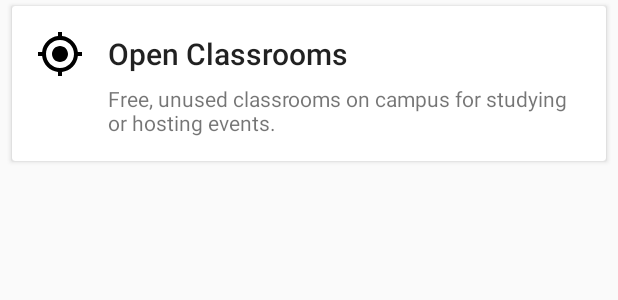
After one commit to wztlei/wathub, an Android app: the layout module_open_classrooms.xml on its own in the app's theme, with its tools: preview values and no code run, on a phone screen of 412 x 824 dp. The commit adds this screen. Shown: the top 300 px of the screen. Run offline under Robolectric (Android 15) with nearby library versions, the phone set to English and light mode, and no system bars.

Commit message:
Grab room schedule data from Github and use a school icon for the campus section in the menu

```diff
--- a/app/build.gradle
+++ b/app/build.gradle
@@ -94,6 +94,7 @@ dependencies {
     implementation "com.google.android.gms:play-services-location:16.0.0"
     implementation 'com.google.firebase:firebase-core:16.0.9'
     implementation 'com.crashlytics.sdk.android:crashlytics:2.10.1'
+    implementation 'com.squareup.okhttp3:okhttp:3.14.2'
 
     implementation "com.jakewharton:butterknife:$butterknife"
     annotationProcessor "com.jakewharton:butterknife-compiler:$butterknife"
--- a/app/src/main/java/io/github/wztlei/wathub/MainApplication.java
+++ b/app/src/main/java/io/github/wztlei/wathub/MainApplication.java
@@ -46,6 +46,6 @@ public class MainApplication extends MultiDexApplication {
         WatcardManager.init(this);
 
         // Room fetcher
-        new RoomScheduleFetcher(getApplicationContext()).retrieveSchedules();
+        new RoomScheduleFetcher(getApplicationContext()).retrieveRoomScheduleAsync();
     }
 }
--- a/app/src/main/java/io/github/wztlei/wathub/net/Calls.java
+++ b/app/src/main/java/io/github/wztlei/wathub/net/Calls.java
@@ -55,9 +55,7 @@ public class Calls {
         }
 
         @Override
-        public void cancel() {
-            // No-op
-        }
+        public void cancel() {}
 
         @Override
         public boolean isCanceled() {
--- /dev/null
+++ b/app/src/main/res/layout/module_open_classrooms.xml
@@ -0,0 +1,8 @@
+<?xml version="1.0" encoding="utf-8"?>
+<io.github.wztlei.wathub.ui.view.ModuleListItemView xmlns:android="http://schemas.android.com/apk/res/android"
+    xmlns:app="http://schemas.android.com/apk/res-auto"
+    android:layout_width="match_parent"
+    android:layout_height="wrap_content"
+    app:moduleDescription="@string/description_open_classrooms"
+    app:moduleIcon="@drawable/ic_my_location"
+    app:moduleTitle="@string/title_open_classrooms" />
--- a/app/src/main/res/menu/menu_modules.xml
+++ b/app/src/main/res/menu/menu_modules.xml
@@ -27,7 +27,7 @@
 
         <item
             android:id="@+id/menu_item_maps"
-            android:icon="@drawable/ic_maps"
+            android:icon="@drawable/ic_school"
             android:title="@string/api_campus" />
 
         <item
--- a/app/src/main/res/values/strings.xml
+++ b/app/src/main/res/values/strings.xml
@@ -38,6 +38,7 @@
     <string name="title_news">News</string>
     <string name="title_parking">Parking</string>
     <string name="title_poi">Points Of Interest</string>
+    <string name="title_open_classrooms">Open Classrooms</string>
 
     <string name="description_foodservices_announcements">Additional announcements regarding food being served at various places on campus.</string>
     <string name="description_foodservices_locations">Places serving food and beverages on campus, including operating hours and detailed outlet information.</string>
@@ -55,6 +56,7 @@
     <string name="description_news">News curated by various sources affiliated with the University of Waterloo.</string>
     <string name="description_parking">Real-time parking counts in select parking lots across campus.</string>
     <string name="description_poi">ATMs, libraries, and other interesting places and things to see across campus.</string>
+    <string name="description_open_classrooms">Free, unused classrooms on campus for studying or hosting events.</string>
 
     <string name="home_quick_course_lookup">Course Lookup</string>
     <string name="home_quick_course_hint_subject">eg: MATH</string>
```
Also changed, not shown: app/src/main/java/io/github/wztlei/wathub/net/RoomScheduleFetcher.java (+107 -8 lines), app/src/main/res/drawable/ic_school.xml (added, +9 -0 lines).
